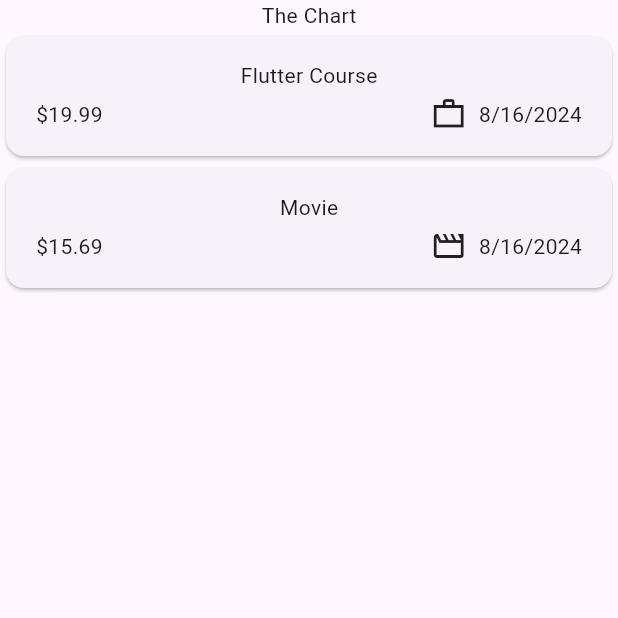
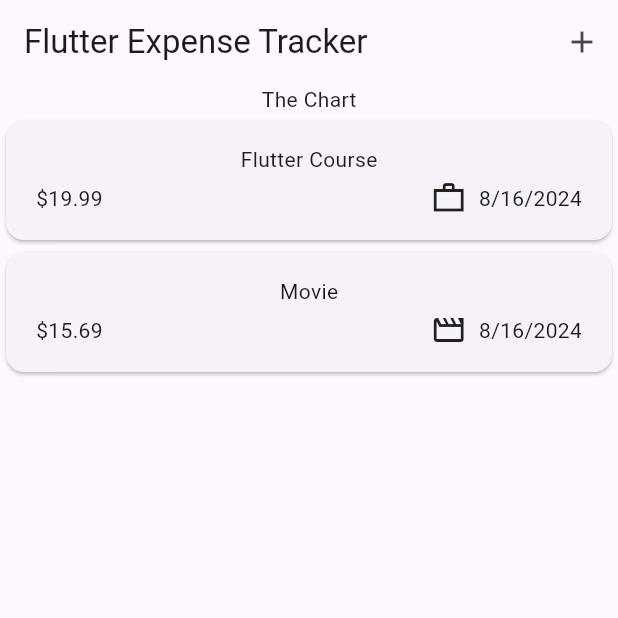
Before and after one commit to jherman1/expense_tracker, a Flutter app: the screen it shows after launch, on a phone screen of 412 x 824 dp, the top half of it. Run offline on Flutter 3.47's test engine with Material 3 defaults, Android fonts, the phone set to English and light mode, and no system bars.

Commit message:
initial commit for appBar (+) icon at top

```diff
--- a/lib/widgets/expenses.dart
+++ b/lib/widgets/expenses.dart
@@ -28,6 +28,12 @@ class _ExpensesSate extends State<Expenses> {
   @override
   Widget build(BuildContext context) {
     return Scaffold(
+      appBar: AppBar(
+        title: const Text('Flutter Expense Tracker'),
+        actions: [
+          IconButton(onPressed: () {}, icon: const Icon(Icons.add)),
+        ],
+      ),
       body: Column(
         children: [
           const Text('The Chart'),
```
